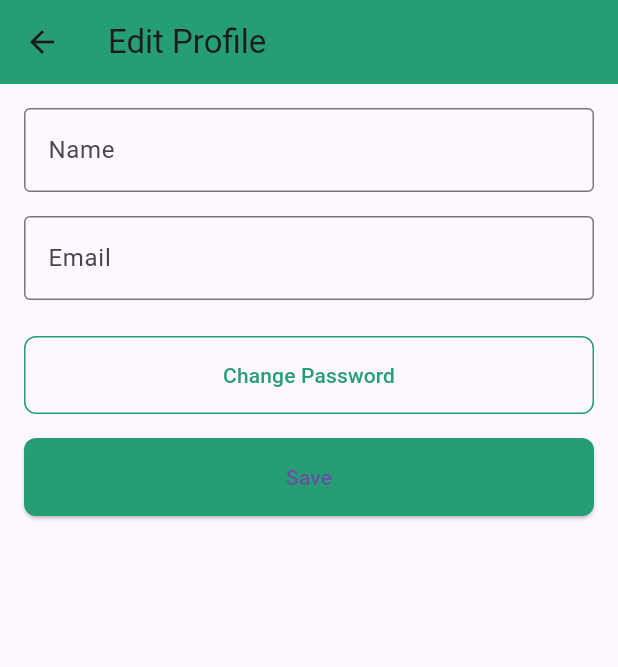
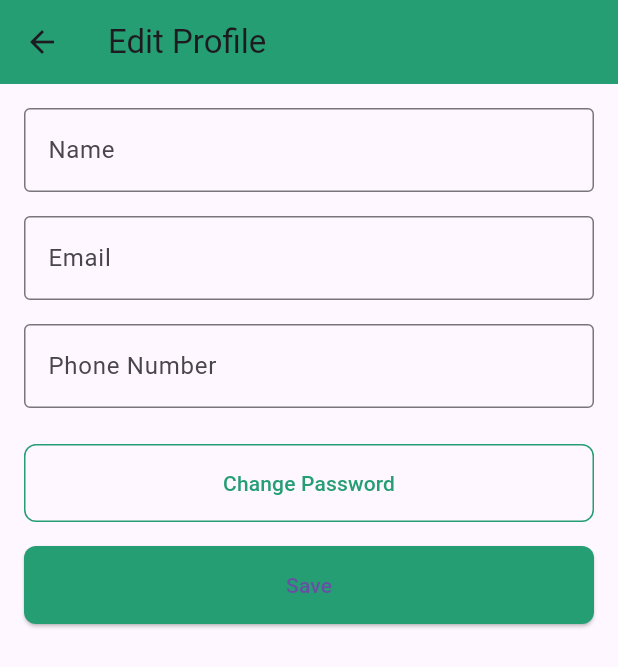
Before and after one commit to HagerMagdy2/Recycling, a Flutter app: the ProfileScreen screen opened directly, after a tap on "Edit Profile", on a phone screen of 412 x 824 dp. Shown: the top 667 px of the screen. Run offline on Flutter 3.47's test engine with Material 3 defaults, Android fonts, the phone set to English and light mode, and no system bars; our stand-ins replace bloc, cloud_firestore, firebase_auth, firebase_core, firebase_storage, flutter_bloc and 5 more; missing offline and left inert: encrypt; accounts and stored records are empty; network calls fail.

Commit message:
Profile_phonrNumber

```diff
--- a/lib/core/firebase-service.dart
+++ b/lib/core/firebase-service.dart
@@ -1,4 +1,7 @@
 import 'package:firebase_auth/firebase_auth.dart';
+import 'package:cloud_firestore/cloud_firestore.dart';
+import 'dart:convert';
+import 'package:encrypt/encrypt.dart' as encrypt;
 
 class FirebaseService {
   static Future<String?> verifyPhoneNumber(String phoneNumber) async {
@@ -43,4 +46,66 @@ class FirebaseService {
       throw e;
     }
   }
+
+  static Future<String?> getUserPhoneNumber(String userId) async {
+    try {
+      final snapshot = await FirebaseFirestore.instance
+          .collection('users')
+          .doc(userId)
+          .get();
+      final encryptedPhoneNumber = snapshot['phoneNumber'];
+      if (encryptedPhoneNumber != null) {
+        return EncryptionService.decryptPhoneNumber(encryptedPhoneNumber);
+      }
+      return null;
+    } catch (e) {
+      print("Failed to get user phone number: $e");
+      throw e;
+    }
+  }
+
+  static Future<void> saveUserPhoneNumber(
+      String userId, String phoneNumber) async {
+    try {
+      final encryptedPhoneNumber =
+          EncryptionService.encryptPhoneNumber(phoneNumber);
+      await FirebaseFirestore.instance
+          .collection('users')
+          .doc(userId)
+          .update({'phoneNumber': encryptedPhoneNumber});
+    } catch (e) {
+      print("Failed to save user phone number: $e");
+      throw e;
+    }
+  }
+
+  static Future<void> updateProfileData(
+      String userId, String newName, String newEmail) async {
+    try {
+      User? user = FirebaseAuth.instance.currentUser;
+      if (user != null) {
+        await user.updateDisplayName(newName);
+        await user.updateEmail(newEmail);
+      }
+    } catch (e) {
+      print("Failed to update profile: $e");
+      throw e;
+    }
+  }
 }
+
+class EncryptionService {
+  static final key = encrypt.Key.fromLength(32); // 32 bytes key for AES-256
+  static final iv = encrypt.IV.fromLength(16); // 16 bytes IV for AES-256-CBC
+  static final encrypter = encrypt.Encrypter(encrypt.AES(key));
+
+  static String encryptPhoneNumber(String phoneNumber) {
+    final encrypted = encrypter.encrypt(phoneNumber, iv: iv);
+    return encrypted.base64;
+  }
+
+  static String decryptPhoneNumber(String encryptedPhoneNumber) {
+    final encrypted = encrypt.Encrypted.fromBase64(encryptedPhoneNumber);
+    return encrypter.decrypt(encrypted, iv: iv);
+  }
+}
--- a/lib/presintations/screens/edit-profile-screen.dart
+++ b/lib/presintations/screens/edit-profile-screen.dart
@@ -5,11 +5,13 @@ import 'package:firstly/presintations/screens/change-pass.dart';
 class EditProfileScreen extends StatefulWidget {
   final String currentName;
   final String currentEmail;
+  final String? currentPhone; // Add current phone number
 
   const EditProfileScreen({
     Key? key,
     required this.currentName,
     required this.currentEmail,
+    this.currentPhone, // Update constructor
   }) : super(key: key);
 
   @override
@@ -19,18 +21,22 @@ class EditProfileScreen extends StatefulWidget {
 class _EditProfileScreenState extends State<EditProfileScreen> {
   late TextEditingController _nameController;
   late TextEditingController _emailController;
+  late TextEditingController _phoneController; // Add phone controller
 
   @override
   void initState() {
     super.initState();
     _nameController = TextEditingController(text: widget.currentName);
     _emailController = TextEditingController(text: widget.currentEmail);
+    _phoneController = TextEditingController(
+        text: widget.currentPhone ?? ''); // Initialize phone controller
   }
 
   @override
   void dispose() {
     _nameController.dispose();
     _emailController.dispose();
+    _phoneController.dispose(); // Dispose phone controller
     super.dispose();
   }
 
@@ -58,6 +64,16 @@ class _EditProfileScreenState extends State<EditProfileScreen> {
               controller: _emailController,
               decoration: InputDecoration(
                 labelText: 'Email',
+                border: OutlineInputBorder(),
+              ),
+            ),
+            SizedBox(height: 16.0),
+            TextFormField(
+              // Add phone number field
+              controller: _phoneController,
+              keyboardType: TextInputType.phone,
+              decoration: InputDecoration(
+                labelText: 'Phone Number',
                 border: OutlineInputBorder(),
               ),
             ),
@@ -89,6 +105,7 @@ class _EditProfileScreenState extends State<EditProfileScreen> {
                 Navigator.pop(context, {
                   'name': _nameController.text.trim(),
                   'email': _emailController.text.trim(),
+                  'phone': _phoneController.text.trim(), // Include phone number
                 });
               },
               child: Text('Save'),
--- a/lib/presintations/screens/profile-screen.dart
+++ b/lib/presintations/screens/profile-screen.dart
@@ -1,10 +1,10 @@
+import 'package:flutter/material.dart';
+import 'package:firstly/constants.dart';
+import 'package:firstly/core/firebase-service.dart';
+import 'package:firstly/core/storage_helper.dart';
 import 'package:firebase_auth/firebase_auth.dart';
-import 'package:firstly/core/firebase-service.dart';
-import 'package:flutter/material.dart';
 import 'package:firstly/presintations/screens/edit-profile-screen.dart';
 import 'package:firstly/presintations/widgets/add_profile-photo.dart';
-import 'package:firstly/core/storage_helper.dart';
-import 'package:firstly/constants.dart';
 
 class ProfileScreen extends StatefulWidget {
   const ProfileScreen({Key? key}) : super(key: key);
@@ -14,19 +14,20 @@ class ProfileScreen extends StatefulWidget {
 }
 
 class _ProfileScreenState extends State<ProfileScreen> {
-  String userId = StorageHelperImpl().getCurrentUserId();
+  late String userId;
   String? profilePhotoUrl;
   String? userName;
   String? userEmail;
-  TextEditingController _phoneController =
-      TextEditingController(); // Controller for phone number input
+  String? userPhone;
   bool _isSavingPhoneNumber = false;
 
   @override
   void initState() {
     super.initState();
+    userId = StorageHelperImpl().getCurrentUserId();
     loadProfileData();
     loadProfilePhotoUrl();
+    loadPhoneNumber(); // Call loadPhoneNumber here
     StorageHelperImpl().profilePhotoStream.listen((String newUrl) {
       setState(() {
         profilePhotoUrl = newUrl;
@@ -49,15 +50,23 @@ class _ProfileScreenState extends State<ProfileScreen> {
     }
   }
 
-  Future<void> updateProfileData(String newName, String newEmail) async {
+  Future<void> loadPhoneNumber() async {
+    userPhone = await FirebaseService.getUserPhoneNumber(userId);
+    setState(() {});
+  }
+
+  Future<void> updateProfileData(
+      String newName, String newEmail, String newPhone) async {
     User? user = FirebaseAuth.instance.currentUser;
     if (user != null) {
       try {
         await user.updateDisplayName(newName);
         await user.updateEmail(newEmail);
+        await FirebaseService.saveUserPhoneNumber(userId, newPhone);
         setState(() {
           userName = newName;
           userEmail = newEmail;
+          userPhone = newPhone; // Update local state with the new phone number
         });
         ScaffoldMessenger.of(context).showSnackBar(
           SnackBar(content: Text('Profile updated successfully')),
@@ -76,17 +85,21 @@ class _ProfileScreenState extends State<ProfileScreen> {
       _isSavingPhoneNumber = true;
     });
     try {
-      // Verify phone number and get the verification ID
       String? verificationId =
           await FirebaseService.verifyPhoneNumber(phoneNumber);
-      // If you need to handle verification ID, you can use it here
-      // For simplicity, I'm assuming verification ID is not needed in this scenario
+      if (verificationId != null) {
+        await FirebaseService.saveUserPhoneNumber(phoneNumber, verificationId);
+        ScaffoldMessenger.of(context).showSnackBar(
+          SnackBar(content: Text('Phone number saved successfully')),
+        );
+        print('Current user phone number: $userPhone');
 
-      // Implement the UI for entering verification code
-      // Once the verification code is entered, call FirebaseService.savePhoneNumber with the verification code
-      // Example:
-      // String verificationCode = ... // Get the verification code from the user input
-      // await FirebaseService.savePhoneNumber(phoneNumber, verificationId!, verificationCode);
+        await loadPhoneNumber(); // Reload phone number after saving
+      } else {
+        ScaffoldMessenger.of(context).showSnackBar(
+          SnackBar(content: Text('Failed to send verification code')),
+        );
+      }
     } catch (e) {
       print("Failed to verify phone number: $e");
       ScaffoldMessenger.of(context).showSnackBar(
@@ -109,13 +122,11 @@ class _ProfileScreenState extends State<ProfileScreen> {
           children: [
             GestureDetector(
               onTap: () async {
-                // Display the add photo dialog
                 await showDialog(
                   context: context,
                   builder: (context) => AddProfilePhoto(),
                 );
-                // Reload profile data after adding photo
-                await loadProfileData(); // Wait for the profile data to be reloaded
+                await loadProfileData();
                 ScaffoldMessenger.of(context).showSnackBar(
                   SnackBar(content: Text('Profile photo set successfully')),
                 );
@@ -140,13 +151,11 @@ class _ProfileScreenState extends State<ProfileScreen> {
                     ),
                     MaterialButton(
                       onPressed: () async {
-                        // Display the add photo dialog
                         await showDialog(
                           context: context,
                           builder: (context) => AddProfilePhoto(),
                         );
-                        // Reload profile data after adding photo
-                        await loadProfileData(); // Wait for the profile data to be reloaded
+                        await loadProfileData();
                         ScaffoldMessenger.of(context).showSnackBar(
                           SnackBar(
                               content: Text('Profile photo set successfully')),
@@ -180,45 +189,34 @@ class _ProfileScreenState extends State<ProfileScreen> {
                 color: Colors.grey,
               ),
             ),
-            SizedBox(height: 20),
-            TextFormField(
-              controller: _phoneController,
-              keyboardType: TextInputType.phone,
-              decoration: InputDecoration(
-                labelText: 'Phone Number',
-                border: OutlineInputBorder(),
+            SizedBox(height: 10),
+            Text(
+              userPhone ?? 'User Phone Number',
+              style: TextStyle(
+                fontSize: 16,
+                color: Colors.grey,
               ),
             ),
             SizedBox(height: 20),
             ElevatedButton(
-              onPressed: _isSavingPhoneNumber
-                  ? null
-                  : () {
-                      // Save the phone number when the button is pressed
-                      savePhoneNumber(_phoneController.text.trim());
-                    },
-              child: _isSavingPhoneNumber
-                  ? CircularProgressIndicator() // Show loading indicator while saving
-                  : Text('Save Phone Number'),
-            ),
-            SizedBox(height: 40),
-            ElevatedButton(
               onPressed: () async {
-                // Navigate to the edit profile screen and await the result
                 final result = await Navigator.push(
                   context,
                   MaterialPageRoute(
                     builder: (context) => EditProfileScreen(
                       currentName: userName ?? '',
                       currentEmail: userEmail ?? '',
+                      currentPhone: userPhone ?? '',
                     ),
                   ),
                 );
 
-                // Handle the result from the edit profile screen
                 if (result != null && result is Map<String, String>) {
-                  // Update the profile data with the new values
-                  await updateProfileData(result['name']!, result['email']!);
+                  await updateProfileData(
+                    result['name']!,
+                    result['email']!,
+                    result['phone']!,
+                  );
                 }
               },
               child: Text('Edit Profile'),
--- a/pubspec.yaml
+++ b/pubspec.yaml
@@ -47,6 +47,7 @@ dependencies:
   get: ^4.6.6
   provider: ^6.1.2
   google_sign_in: ^5.4.2
+  encrypt: ^5.0.0
 
 
 
```
Also changed, not shown: lib/presintations/screens/my-home.dart (+1 -6 lines), lib/presintations/widgets/start_page_view.dart (+14 -9 lines), pubspec.lock, 1 other file.
